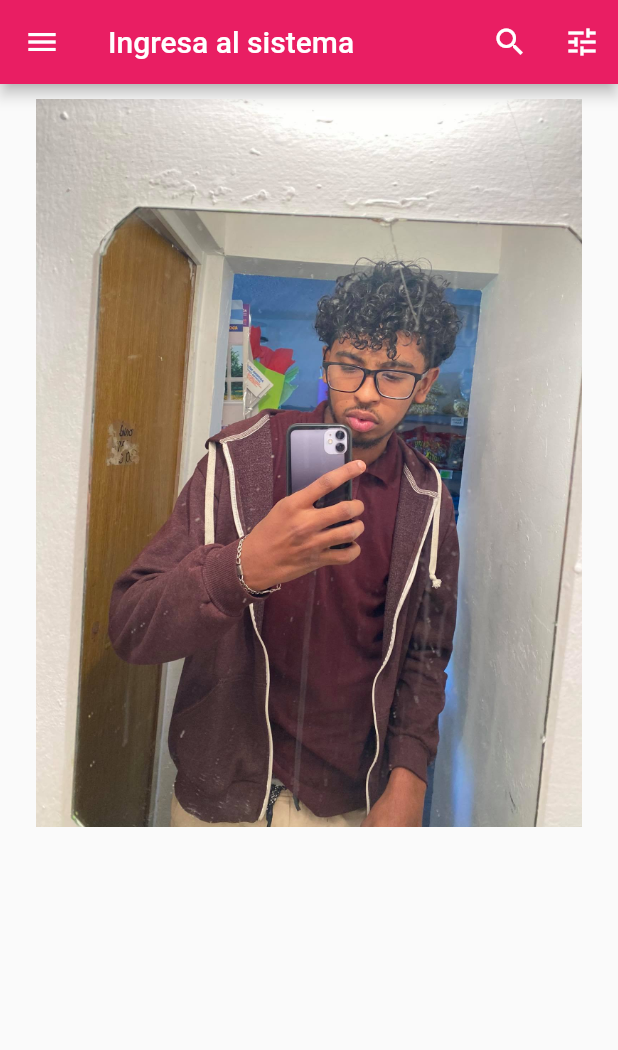
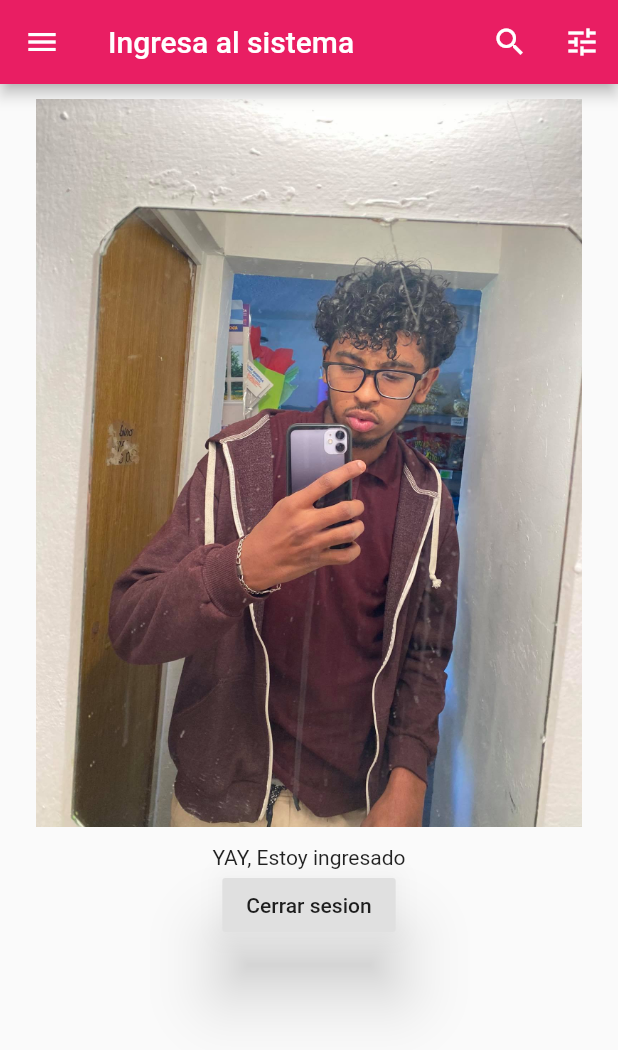
Before and after one commit to YahirS/loginSencillo, a Flutter app: the screen it shows after launch, after a tap on "NEXT2", on a phone screen of 412 x 824 dp. Shown: the top 1050 px of the screen. Run offline on Flutter 3.47's test engine with Material 2 defaults, Android fonts, the phone set to English and light mode, and no system bars.

```diff
--- a/lib/main.dart
+++ b/lib/main.dart
@@ -130,6 +130,23 @@ class _IngresoSistemaState extends State<IngresoSistema> {
                 ], // fin de widget
               ) // fin columna
             //fin de if verdade
+            else
+            Center(
+                child: Column(
+                  children: <Widget>[
+                    Text('YAY, Estoy ingresado'),
+                    RaisedButton(
+                      elevation: 20.0,
+                      child: Text('Cerrar sesion'),
+                      onPressed: () {
+                        setState(() {
+                          acceso = false;
+                        });
+                      },
+                    )
+                  ],// fin de ninos widget
+                ),
+              )//fin de if falso
           ], // fin de children widget
         ), // fin de body
       ), // fin de Safearea
```
Also changed, not shown: 1 other file.
